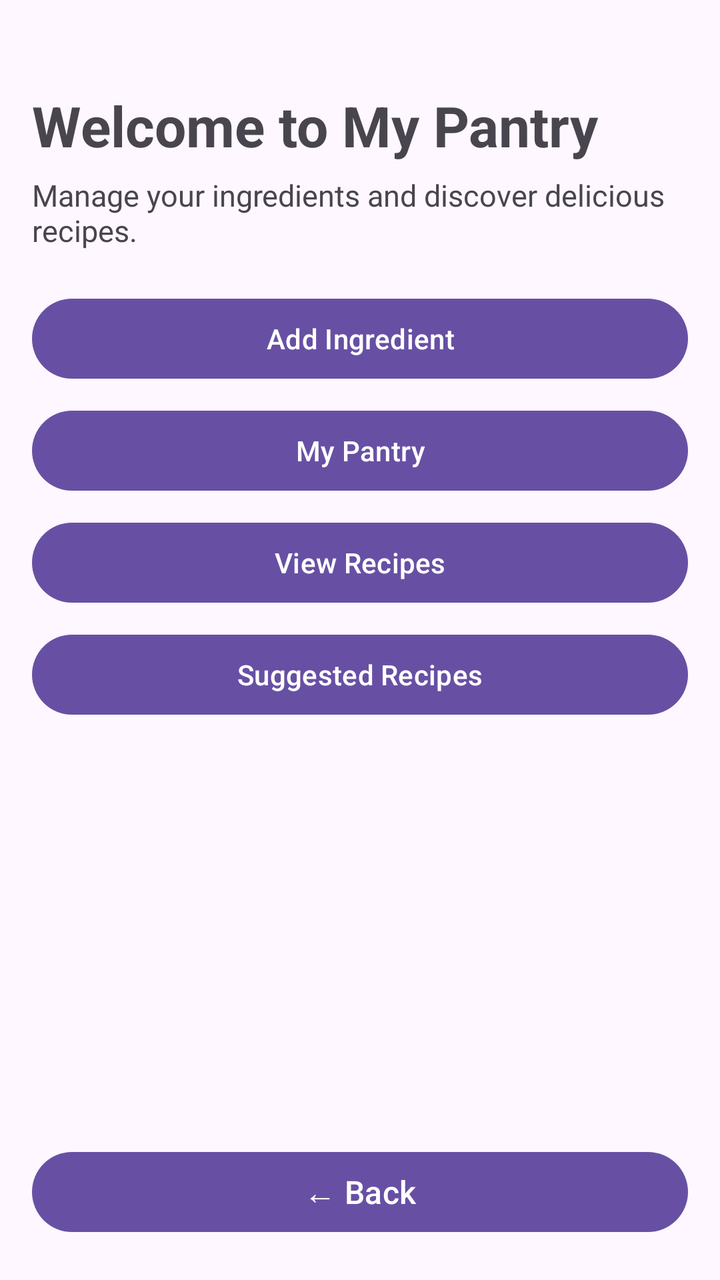
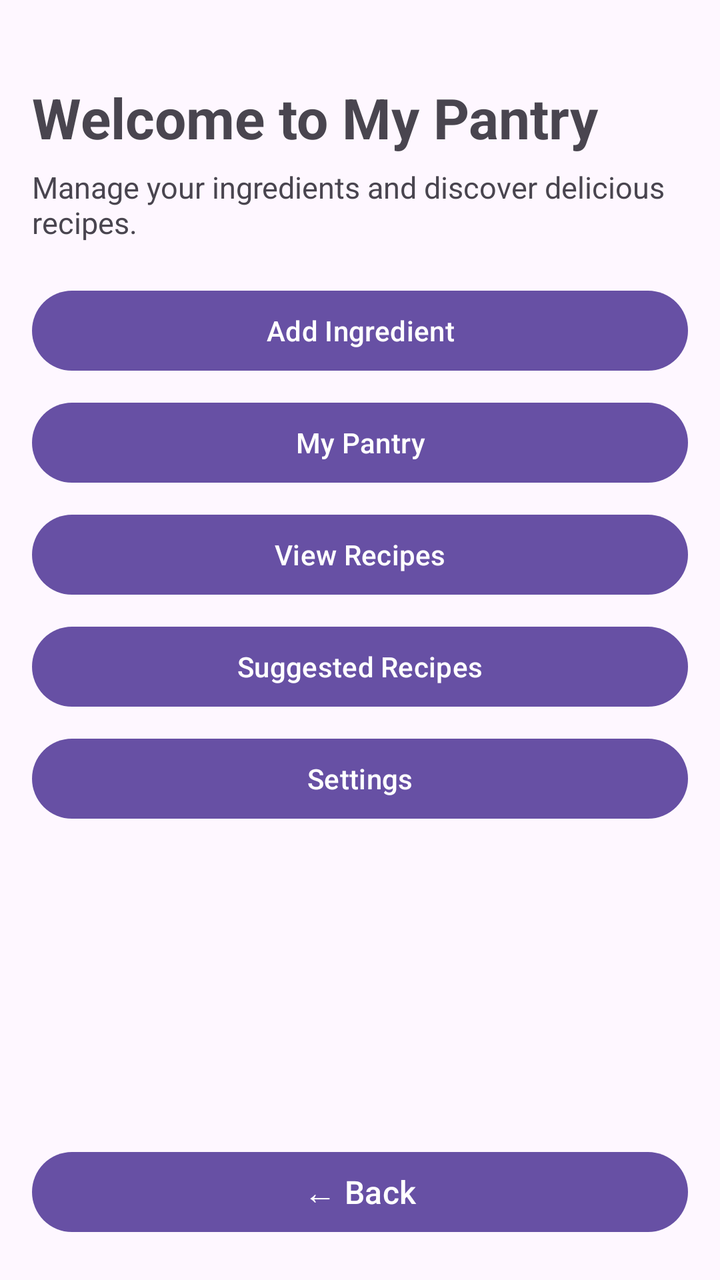

The first picture is an Android layout as it rendered before a commit; the second is the same layout after the commit. The layout source and the unified diff follow.
<!-- AndroidManifest.xml: application theme Theme.SmartPantryManager -->
<!-- res/layout/activity_main.xml -->
<?xml version="1.0" encoding="utf-8"?>
<androidx.constraintlayout.widget.ConstraintLayout
    xmlns:android="http://schemas.android.com/apk/res/android"
    xmlns:app="http://schemas.android.com/apk/res-auto"
    android:layout_width="match_parent"
    android:layout_height="match_parent"
    android:padding="16dp">

    
    <TextView
        android:id="@+id/tvPantryTitle"
        android:layout_width="0dp"
        android:layout_height="wrap_content"
        android:layout_marginTop="28dp"
        android:text="Welcome to My Pantry"
        android:textSize="28sp"
        android:textStyle="bold"
        app:layout_constraintTop_toTopOf="parent"
        app:layout_constraintStart_toStartOf="parent"
        app:layout_constraintEnd_toEndOf="parent" />

    
    <TextView
        android:id="@+id/tvPantrySubtitle"
        android:layout_width="0dp"
        android:layout_height="wrap_content"
        android:layout_marginTop="6dp"
        android:text="Manage your ingredients and discover delicious recipes."
        android:textSize="15sp"
        app:layout_constraintTop_toBottomOf="@id/tvPantryTitle"
        app:layout_constraintStart_toStartOf="parent"
        app:layout_constraintEnd_toEndOf="parent" />

    
    <Button
        android:id="@+id/btnAddIngredient"
        android:layout_width="0dp"
        android:layout_height="wrap_content"
        android:layout_marginTop="20dp"
        android:text="Add Ingredient"
        app:layout_constraintTop_toBottomOf="@id/tvPantrySubtitle"
        app:layout_constraintStart_toStartOf="parent"
        app:layout_constraintEnd_toEndOf="parent" />

    
    <Button
        android:id="@+id/btnMyPantry"
        android:layout_width="0dp"
        android:layout_height="wrap_content"
        android:layout_marginTop="8dp"
        android:text="My Pantry"
        app:layout_constraintTop_toBottomOf="@id/btnAddIngredient"
        app:layout_constraintStart_toStartOf="parent"
        app:layout_constraintEnd_toEndOf="parent" />

    
    <Button
        android:id="@+id/btnViewRecipes"
        android:layout_width="0dp"
        android:layout_height="wrap_content"
        android:layout_marginTop="8dp"
        android:text="View Recipes"
        app:layout_constraintTop_toBottomOf="@id/btnMyPantry"
        app:layout_constraintStart_toStartOf="parent"
        app:layout_constraintEnd_toEndOf="parent" />

    
    <Button
        android:id="@+id/btnSuggestedRecipes"
        android:layout_width="0dp"
        android:layout_height="wrap_content"
        android:layout_marginTop="8dp"
        android:text="Suggested Recipes"
        app:layout_constraintTop_toBottomOf="@id/btnViewRecipes"
        app:layout_constraintStart_toStartOf="parent"
        app:layout_constraintEnd_toEndOf="parent" />

    
    <Button
        android:id="@+id/btnBackWelcome"
        android:layout_width="0dp"
        android:layout_height="wrap_content"
        android:layout_marginBottom="4dp"
        android:text="← Back"
        android:textSize="16sp"
        android:minHeight="48dp"
        app:layout_constraintBottom_toBottomOf="parent"
        app:layout_constraintStart_toStartOf="parent"
        app:layout_constraintEnd_toEndOf="parent" />

</androidx.constraintlayout.widget.ConstraintLayout>
<!-- resources referenced by this layout -->
<resources>
  <style name="Theme.SmartPantryManager" parent="Base.Theme.SmartPantryManager" />
  <style name="Base.Theme.SmartPantryManager" parent="Theme.Material3.DayNight.NoActionBar">
          
          
      </style>
</resources>

<!-- the commit's change to res/layout/activity_main.xml (unified diff, before → after) -->
@@ -11,10 +11,10 @@
         android:id="@+id/tvPantryTitle"
         android:layout_width="0dp"
         android:layout_height="wrap_content"
-        android:layout_marginTop="28dp"
         android:text="Welcome to My Pantry"
         android:textSize="28sp"
         android:textStyle="bold"
+        android:layout_marginTop="24dp"
         app:layout_constraintTop_toTopOf="parent"
         app:layout_constraintStart_toStartOf="parent"
         app:layout_constraintEnd_toEndOf="parent" />
@@ -77,9 +77,21 @@
 
     
     <Button
+        android:id="@+id/btnSettings"
+        android:layout_width="0dp"
+        android:layout_height="wrap_content"
+        android:layout_marginTop="8dp"
+        android:text="Settings"
+        app:layout_constraintTop_toBottomOf="@id/btnSuggestedRecipes"
+        app:layout_constraintStart_toStartOf="parent"
+        app:layout_constraintEnd_toEndOf="parent" />
+
+    
+    <Button
         android:id="@+id/btnBackWelcome"
         android:layout_width="0dp"
         android:layout_height="wrap_content"
+        android:layout_marginTop="8dp"
         android:layout_marginBottom="4dp"
         android:text="← Back"
         android:textSize="16sp"
